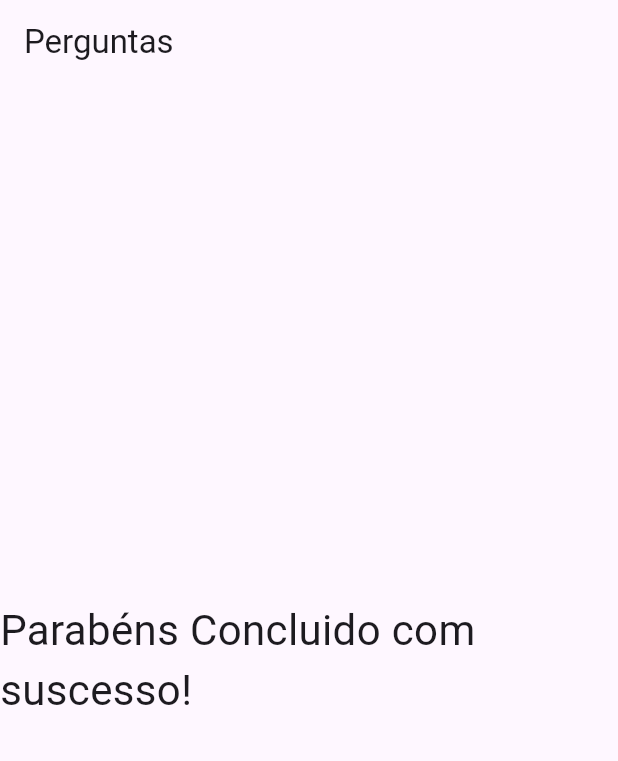
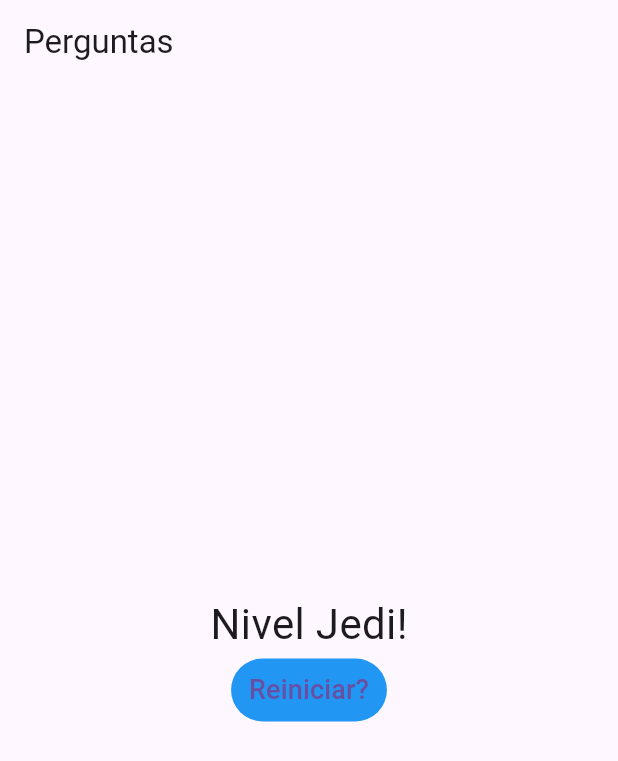
Before and after one commit to AndersonOlliveira/my, a Flutter app: the screen it shows after launch, after a tap on "Preto", after a tap on "Cachorro", after a tap on "Leo", on a phone screen of 412 x 824 dp. Shown: the top 761 px of the screen. Run offline on Flutter 3.47's test engine with Material 3 defaults, Android fonts, the phone set to English and light mode, and no system bars.

Commit message:
realizaddo pontuacao e mostrar para usuario, criado um botao para reiniciar

```diff
--- a/lib/main.dart
+++ b/lib/main.dart
@@ -1,55 +1,61 @@
 //porta de entrada do app main
 
 import 'package:flutter/material.dart';
-import 'package:flutter/widgets.dart';
 import 'package:my/perguntas.dart';
-import './index.dart';
-import './perguntas.dart';
 import './resultado.dart';
 
 main() => runApp(PerguntaApp());
 
 class _PerguntaAppState extends State<PerguntaApp> {
   var _perguntasSelecionadas = 0;
+  var _pontuacaoTotal = 0;
 
   final List<Map<String, dynamic>> _perguntas = const [
     {
       'text': 'Qual é a sua cor favorita?',
       'resposta': [
-        {'texto': 'Preto', 'nota': 10},
-        {'texto': 'Vermelho', 'nota': 2},
-        {'texto': 'Verde', 'nota': 5},
-        {'texto': 'Azul', 'nota': 12},
+        {'texto': 'Preto', 'pontuacao': 10},
+        {'texto': 'Vermelho', 'pontuacao': 2},
+        {'texto': 'Verde', 'pontuacao': 5},
+        {'texto': 'Azul', 'pontuacao': 12},
       ],
     },
     {
       'text': 'Qual é o seu animal favorito?',
       'resposta': [
-        {'texto': 'Cachorro', 'nota': 14},
-        {'texto': 'Gato', 'nota': 9},
-        {'texto': 'Elefante', 'nota': 7},
-        {'texto': 'Leão', 'nota': 16},
+        {'texto': 'Cachorro', 'pontuacao': 14},
+        {'texto': 'Gato', 'pontuacao': 9},
+        {'texto': 'Elefante', 'pontuacao': 7},
+        {'texto': 'Leão', 'pontuacao': 16},
       ],
     },
     {
       'text': 'Qual é o seu estrutor favorito?',
       'resposta': [
-        {'texto': 'Anderson', 'nota': 5},
-        {'texto': 'Leo', 'nota': 6},
-        {'texto': 'Leticia', 'nota': 9},
-        {'texto': 'Matheus', 'nota': 10},
+        {'texto': 'Anderson', 'pontuacao': 5},
+        {'texto': 'Leo', 'pontuacao': 6},
+        {'texto': 'Leticia', 'pontuacao': 9},
+        {'texto': 'Matheus', 'pontuacao': 10},
       ],
     },
   ];
 
-  void _responder() {
+  void _responder(int pontuacao) {
     if (temPerguntaSelecionada) {
       setState(() {
         _perguntasSelecionadas++;
+        _pontuacaoTotal += pontuacao;
       });
     }
     // print(_perguntasSelecionadas);
   } //função que muda o estado do app
+
+  void _reiniciarQuestionario() {
+    setState(() {
+      _perguntasSelecionadas = 0;
+      _pontuacaoTotal = 0;
+    });
+  }
 
   bool get temPerguntaSelecionada {
     return _perguntasSelecionadas < _perguntas.length;
@@ -91,11 +97,13 @@ class _PerguntaAppState extends State<PerguntaApp> {
                 ? Questionario(
                   perguntas: _perguntas,
                   perguntaSelecionada: _perguntasSelecionadas,
-                  QuandoResponder: _responder,
+                  quandoResponder: _responder,
                 )
                 :
                 //  para não exbir nada , ou colocar as resposta
                 Resultado(
+                  _pontuacaoTotal,
+                  _reiniciarQuestionario,
                   // : null, //aqui funciono com o operador ternario null
                 ),
       ),
--- a/lib/perguntas.dart
+++ b/lib/perguntas.dart
@@ -7,13 +7,13 @@ import './resultado.dart';
 class Questionario extends StatelessWidget {
   final int perguntaSelecionada;
   final List<Map<String, dynamic>> perguntas;
-  final void Function() QuandoResponder;
+  final void Function(int) quandoResponder;
 
   //metodo construtor
-  Questionario({
+  const Questionario({super.key,
     required this.perguntaSelecionada,
     required this.perguntas,
-    required this.QuandoResponder,
+    required this.quandoResponder,
   });
 
   bool get temPerguntaSelecionada {
@@ -30,9 +30,12 @@ class Questionario extends StatelessWidget {
     return Column(
       children: <Widget>[
         Questao(perguntas[perguntaSelecionada]['text'].toString()),
-        ...respostas
-            .map((resp) => Resposta(resp['texto'] as String, QuandoResponder))
-            .toList(),
+        ...respostas.map((resp) {
+          return Resposta(
+            resp['texto'].toString(),
+            () => quandoResponder(int.parse(resp['pontuacao'].toString())),
+          );
+        }),
       ],
     );
   }
--- a/lib/resultado.dart
+++ b/lib/resultado.dart
@@ -1,13 +1,42 @@
 import 'package:flutter/material.dart';
 
 class Resultado extends StatelessWidget {
+  final int pontuacao;
+
+  //reinicia
+  final void Function() quandoReiniciarQuestionario;
+
+  const Resultado(
+    this.pontuacao,
+    this.quandoReiniciarQuestionario, {
+    super.key,
+  });
+
+  String get fraseResultado {
+    if (pontuacao < 8) {
+      return 'Parabéns!';
+    } else if (pontuacao < 12) {
+      return 'Você é bom!';
+    } else if (pontuacao < 16) {
+      return 'Impressionante!';
+    } else {
+      return 'Nivel Jedi!';
+    }
+  }
+
   @override
   Widget build(BuildContext context) {
-    return Center(
-      child: Text(
-        'Parabéns Concluido com suscesso!',
-        style: TextStyle(fontSize: 28),
-      ),
+    return Column(
+      mainAxisAlignment: MainAxisAlignment.center,
+      children: <Widget>[
+        //precisa passar a get da frase
+        Center(child: Text(fraseResultado, style: TextStyle(fontSize: 28))),
+        TextButton(
+          onPressed: quandoReiniciarQuestionario,
+          style: TextButton.styleFrom(backgroundColor: Colors.blue),
+          child: Text('Reiniciar?', style: TextStyle(fontSize: 18)),
+        ),
+      ],
     );
   }
 }
```
Also changed, not shown: 1 other file.
